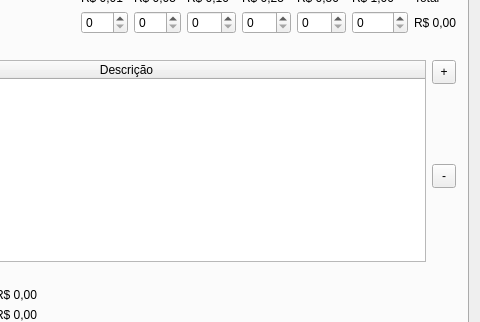
Before: the Qt Designer form mainwindow.ui in ramiromagalhaes/verificacao-caixa, drawn with Qt 5; both pictures show x 497 to 977 and y 123 to 445 of the 977 by 639 pixel window.
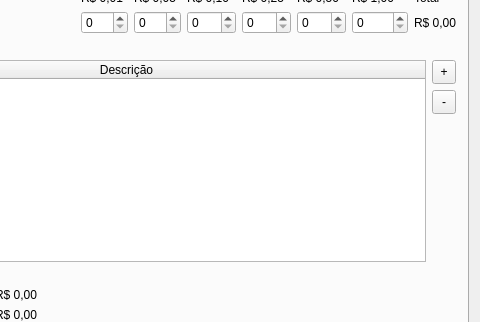
After: the same form once the commit is applied. The open tabs and pages were chosen to show the change.

Commit message: Adicionando um vertical spacer sob os botões de controle de movimentações no caixa.

```diff
--- a/mainwindow.ui
+++ b/mainwindow.ui
@@ -474,6 +474,19 @@
               </property>
              </widget>
             </item>
+            <item>
+             <spacer name="verticalSpacer">
+              <property name="orientation">
+               <enum>Qt::Vertical</enum>
+              </property>
+              <property name="sizeHint" stdset="0">
+               <size>
+                <width>20</width>
+                <height>40</height>
+               </size>
+              </property>
+             </spacer>
+            </item>
            </layout>
           </item>
          </layout>
```
Left out of the diff: 2 changed lines with no effect on the pictures.
